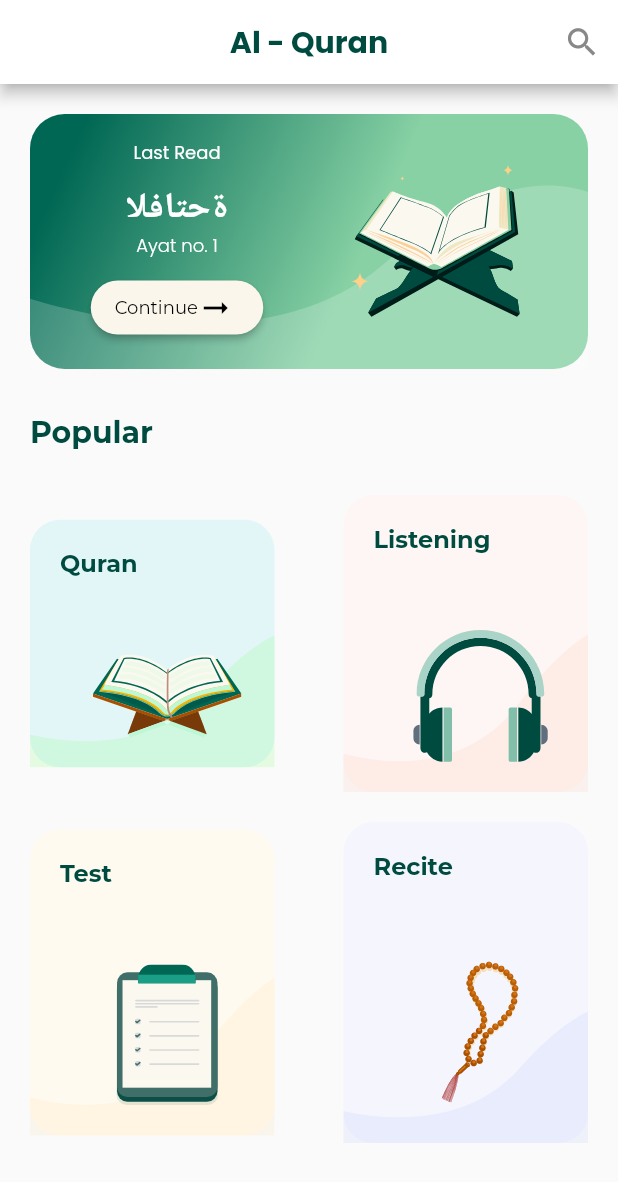
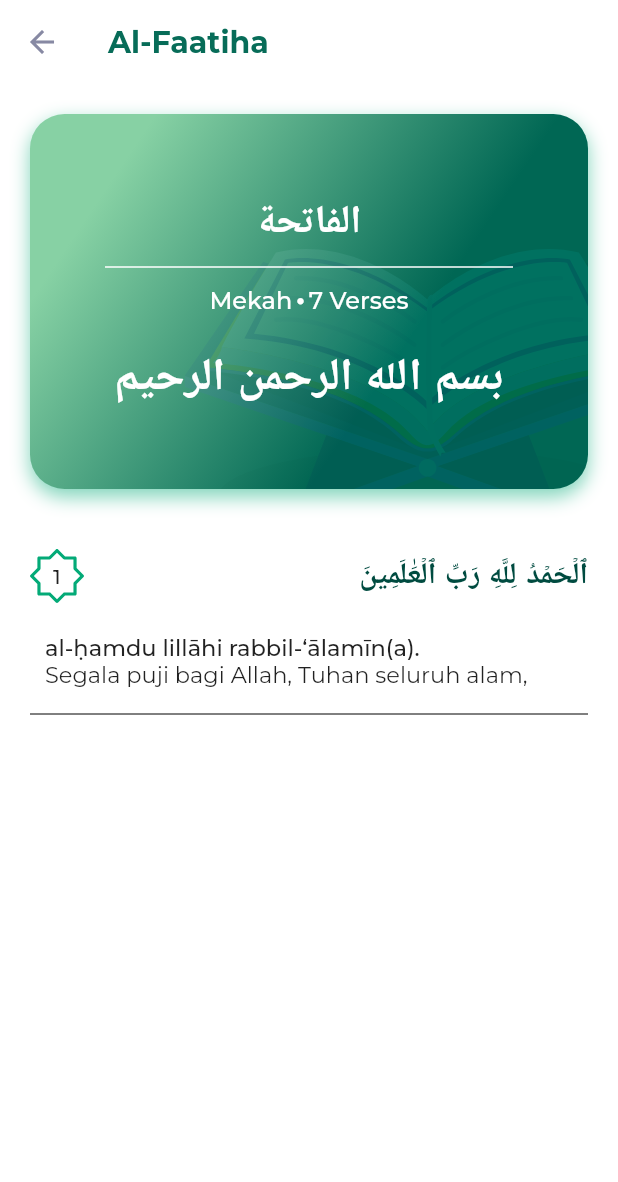
Before and after one commit to AgungAditia/al_quran, a Flutter app: the screen it shows after launch, on a phone screen of 412 x 824 dp. Shown: the top 1182 px of the screen. Run offline on Flutter 3.47's test engine with Material 2 defaults, Android fonts, the phone set to English and light mode, and no system bars; our stand-ins replace contained_tab_bar_view, flutter_svg, google_fonts.

Commit message:
Slicing UI Detail Surat

```diff
--- a/lib/main.dart
+++ b/lib/main.dart
@@ -1,5 +1,9 @@
+import 'package:al_quran/view/pages/detail_surat_page.dart';
 import 'package:al_quran/view/pages/home_page.dart';
+import 'package:al_quran/view/pages/quran_page.dart';
 import 'package:flutter/material.dart';
+
+import 'view/pages/onboarding_page.dart';
 
 void main() {
   runApp(const MyApp());
@@ -12,7 +16,7 @@ class MyApp extends StatelessWidget {
   Widget build(BuildContext context) {
     return MaterialApp(
       debugShowCheckedModeBanner: false,
-      home: HomePage(),
+      home: DetailSuratPage(),
     );
   }
 }
--- /dev/null
+++ b/lib/view/pages/detail_surat_page.dart
@@ -0,0 +1,205 @@
+import 'package:flutter/material.dart';
+import 'package:flutter_svg/flutter_svg.dart';
+import 'package:google_fonts/google_fonts.dart';
+
+class DetailSuratPage extends StatelessWidget {
+  const DetailSuratPage({super.key});
+
+  @override
+  Widget build(BuildContext context) {
+    return Scaffold(
+      backgroundColor: Colors.white,
+      appBar: AppBar(
+        elevation: 0,
+        leading: IconButton(
+          onPressed: () {
+            Navigator.of(context).pop();
+          },
+          icon: const Icon(
+            Icons.arrow_back,
+            color: Color(0XFF8789A3),
+          ),
+        ),
+        backgroundColor: Colors.white,
+        title: Text(
+          'Al-Faatiha',
+          style: GoogleFonts.montserrat(
+            fontSize: 20,
+            fontWeight: FontWeight.bold,
+            color: const Color(0XFF076C58),
+          ),
+        ),
+      ),
+      body: Padding(
+        padding: const EdgeInsets.all(20.0),
+        child: Column(
+          children: [
+            Center(
+              child: Container(
+                // width: 340,
+                height: 250,
+                decoration: BoxDecoration(
+                  boxShadow: [
+                    BoxShadow(
+                      color: const Color(0XFF03AA77).withOpacity(0.5),
+                      blurRadius: 10,
+                      offset: const Offset(0, 5),
+                    )
+                  ],
+                  borderRadius: BorderRadius.circular(23),
+                  gradient: const LinearGradient(
+                    colors: [
+                      Color(0XFF87D1A4),
+                      Color(0XFF006754),
+                    ],
+                    stops: [0.0, 1.0],
+                    begin: Alignment.centerLeft,
+                    end: FractionalOffset.bottomCenter,
+                  ),
+                ),
+                child: Stack(
+                  alignment: Alignment.center,
+                  children: [
+                    Positioned(
+                      bottom: 0,
+                      right: 0,
+                      child: SvgPicture.asset(
+                        'assets/images/bg-quran.svg',
+                      ),
+                    ),
+                    Column(
+                      mainAxisAlignment: MainAxisAlignment.center,
+                      children: [
+                        Text(
+                          'الفاتحة',
+                          style: GoogleFonts.montserrat(
+                            fontSize: 26,
+                            color: Colors.white,
+                            fontWeight: FontWeight.bold,
+                          ),
+                        ),
+                        const SizedBox(height: 5),
+                        const Divider(
+                          color: Colors.white,
+                          thickness: 1,
+                          endIndent: 50,
+                          indent: 50,
+                        ),
+                        const SizedBox(height: 5),
+                        Row(
+                          mainAxisAlignment: MainAxisAlignment.center,
+                          children: [
+                            Text(
+                              'Mekah',
+                              style: GoogleFonts.montserrat(
+                                fontSize: 16,
+                                color: Colors.white,
+                                fontWeight: FontWeight.w500,
+                              ),
+                            ),
+                            const SizedBox(width: 3),
+                            const Icon(
+                              Icons.circle,
+                              size: 5,
+                              color: Colors.white,
+                            ),
+                            const SizedBox(width: 3),
+                            Text(
+                              '7 Verses',
+                              style: GoogleFonts.montserrat(
+                                fontSize: 16,
+                                color: Colors.white,
+                                fontWeight: FontWeight.w500,
+                              ),
+                            ),
+                          ],
+                        ),
+                        const SizedBox(height: 20),
+                        Text(
+                          'بسم الله الرحمن الرحيم',
+                          style: GoogleFonts.montserrat(
+                            fontSize: 30,
+                            color: Colors.white,
+                            fontWeight: FontWeight.bold,
+                          ),
+                        )
+                      ],
+                    )
+                  ],
+                ),
+              ),
+            ),
+            const SizedBox(height: 40),
+            Expanded(
+              child: ListView(
+                children: [
+                  Column(
+                    crossAxisAlignment: CrossAxisAlignment.start,
+                    children: [
+                      Row(
+                        mainAxisAlignment: MainAxisAlignment.spaceBetween,
+                        children: [
+                          Stack(
+                            alignment: Alignment.center,
+                            children: [
+                              SvgPicture.asset('assets/images/page.svg'),
+                              Text(
+                                '1',
+                                style: GoogleFonts.montserrat(
+                                  fontSize: 14,
+                                  fontWeight: FontWeight.w500,
+                                ),
+                              )
+                            ],
+                          ),
+                          Text(
+                            'ٱلۡحَمۡدُ لِلَّهِ رَبِّ ٱلۡعَٰلَمِينَ',
+                            style: GoogleFonts.montserrat(
+                              fontSize: 20,
+                              fontWeight: FontWeight.bold,
+                              color: const Color(0XFF004B40),
+                            ),
+                          )
+                        ],
+                      ),
+                      const SizedBox(height: 10),
+                      Padding(
+                        padding: const EdgeInsets.only(
+                          top: 10,
+                          left: 10,
+                        ),
+                        child: Column(
+                          crossAxisAlignment: CrossAxisAlignment.start,
+                          children: [
+                            Text(
+                              'al-ḥamdu lillāhi rabbil-‘ālamīn(a).',
+                              style: GoogleFonts.montserrat(
+                                fontSize: 15,
+                                fontWeight: FontWeight.w500,
+                              ),
+                            ),
+                            Text(
+                              'Segala puji bagi Allah, Tuhan seluruh alam,',
+                              style: GoogleFonts.montserrat(
+                                fontSize: 15,
+                                fontWeight: FontWeight.w400,
+                              ),
+                            ),
+                          ],
+                        ),
+                      ),
+                      const SizedBox(height: 10),
+                      const Divider(
+                        color: Colors.black,
+                      ),
+                    ],
+                  ),
+                ],
+              ),
+            )
+          ],
+        ),
+      ),
+    );
+  }
+}
--- a/lib/view/pages/home_page.dart
+++ b/lib/view/pages/home_page.dart
@@ -9,7 +9,9 @@ class HomePage extends StatelessWidget {
   @override
   Widget build(BuildContext context) {
     return Scaffold(
+      backgroundColor: Colors.white,
       appBar: AppBar(
+        elevation: 0,
         backgroundColor: Colors.white,
         title: Text(
           'Al - Quran',
@@ -52,87 +54,43 @@ class HomePage extends StatelessWidget {
                 ),
               ),
               child: Stack(
+                alignment: Alignment.centerLeft,
                 children: [
                   Positioned(
                     bottom: 0,
                     child: SvgPicture.asset('assets/images/vector1.svg'),
                   ),
+                  SvgPicture.asset(
+                    'assets/images/alquran.svg',
+                    alignment: Alignment.bottomRight,
+                  ),
                   Padding(
-                    padding: const EdgeInsets.all(10.0),
-                    child: Row(
-                      children: [
-                        Expanded(
+                    padding: const EdgeInsets.symmetric(
+                      horizontal: 15,
+                      vertical: 55,
+                    ),
                     child: Column(
-                            mainAxisAlignment: MainAxisAlignment.center,
+                      crossAxisAlignment: CrossAxisAlignment.start,
                       children: [
                         Text(
-                                'Last Read',
-                                style: GoogleFonts.poppins(
-                                  fontSize: 12,
+                          'Assalamualaikum',
+                          style: GoogleFonts.montserrat(
+                            fontSize: 17,
+                            color: Colors.white,
                             fontWeight: FontWeight.w400,
-                                  color: Colors.white,
-                                ),
-                              ),
-                              const SizedBox(height: 11),
-                              Text(
-                                'ةحتافلا',
-                                style: GoogleFonts.poppins(
-                                  fontSize: 24,
-                                  fontWeight: FontWeight.bold,
-                                  color: Colors.white,
                           ),
                         ),
                         Text(
-                                'Ayat no. 1',
-                                style: GoogleFonts.poppins(
-                                  fontSize: 12,
-                                  fontWeight: FontWeight.w300,
+                          'Hanif Azizah',
+                          style: GoogleFonts.montserrat(
+                            fontSize: 24,
                             color: Colors.white,
+                            fontWeight: FontWeight.bold,
                           ),
                         ),
-                              const SizedBox(height: 8),
-                              ElevatedButton(
-                                style: ButtonStyle(
-                                  fixedSize: const MaterialStatePropertyAll(
-                                    Size(115, 31),
-                                  ),
-                                  backgroundColor:
-                                      const MaterialStatePropertyAll(
-                                    Color(0XFFFAF6EB),
-                                  ),
-                                  shape: MaterialStatePropertyAll(
-                                    RoundedRectangleBorder(
-                                      borderRadius: BorderRadius.circular(20),
-                                    ),
-                                  ),
-                                ),
-                                child: Row(
-                                  children: [
-                                    Text(
-                                      'Continue',
-                                      style: GoogleFonts.montserrat(
-                                        fontSize: 12,
-                                        fontWeight: FontWeight.w400,
-                                        color: Colors.black,
-                                      ),
-                                    ),
-                                    const Icon(
-                                      Icons.arrow_right_alt,
-                                      color: Colors.black,
-                                    )
-                                  ],
-                                ),
-                                onPressed: () {},
-                              )
                       ],
                     ),
                   ),
-                        Expanded(
-                            child:
-                                SvgPicture.asset('assets/images/alquran.svg')),
-                      ],
-                    ),
-                  )
                 ],
               ),
             ),
```
Also changed, not shown: lib/view/pages/listeningpage.dart (added, +14 -0 lines), lib/view/pages/onboarding_page.dart (+8 -1 lines), lib/view/pages/quran_page.dart (added, +272 -0 lines), lib/view/pages/recite_page.dart (added, +14 -0 lines), lib/view/pages/test_page.dart (added, +14 -0 lines), lib/view/widgets/menu_card.dart (+30 -1 lines), pubspec.yaml (+5 -6 lines), assets/images/appbar.svg (added), assets/images/bg-quran.svg (added), assets/images/bismillah.svg (added), assets/images/page.svg (added), pubspec.lock. Lines whose indentation alone changed are shown as unchanged.
